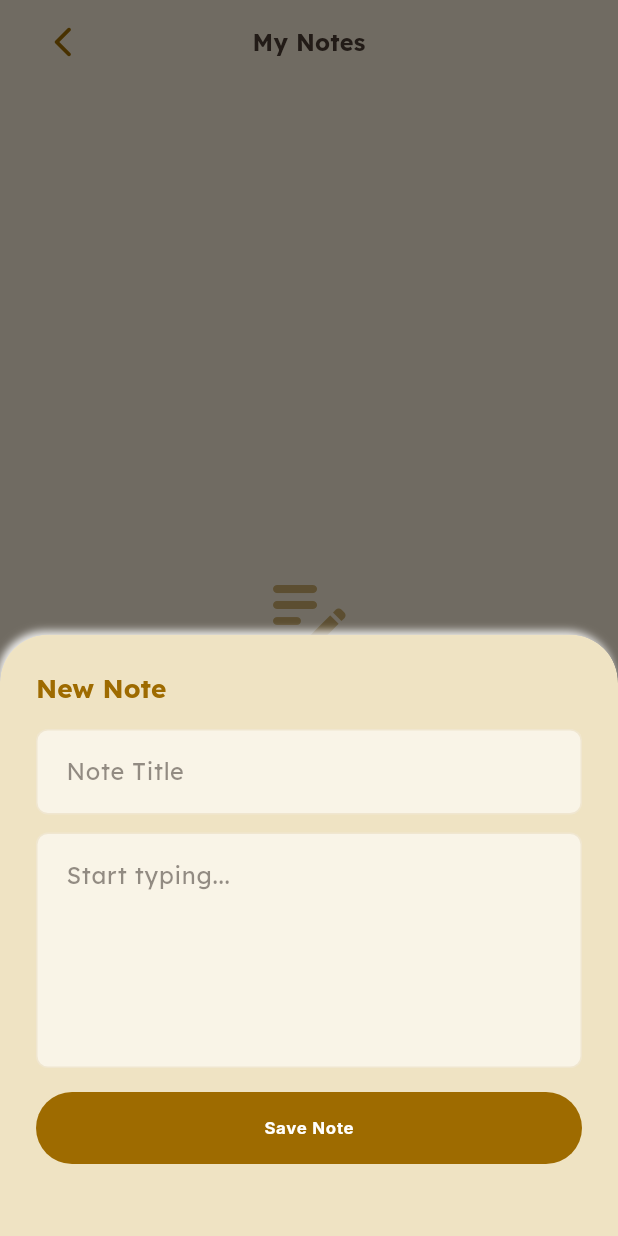
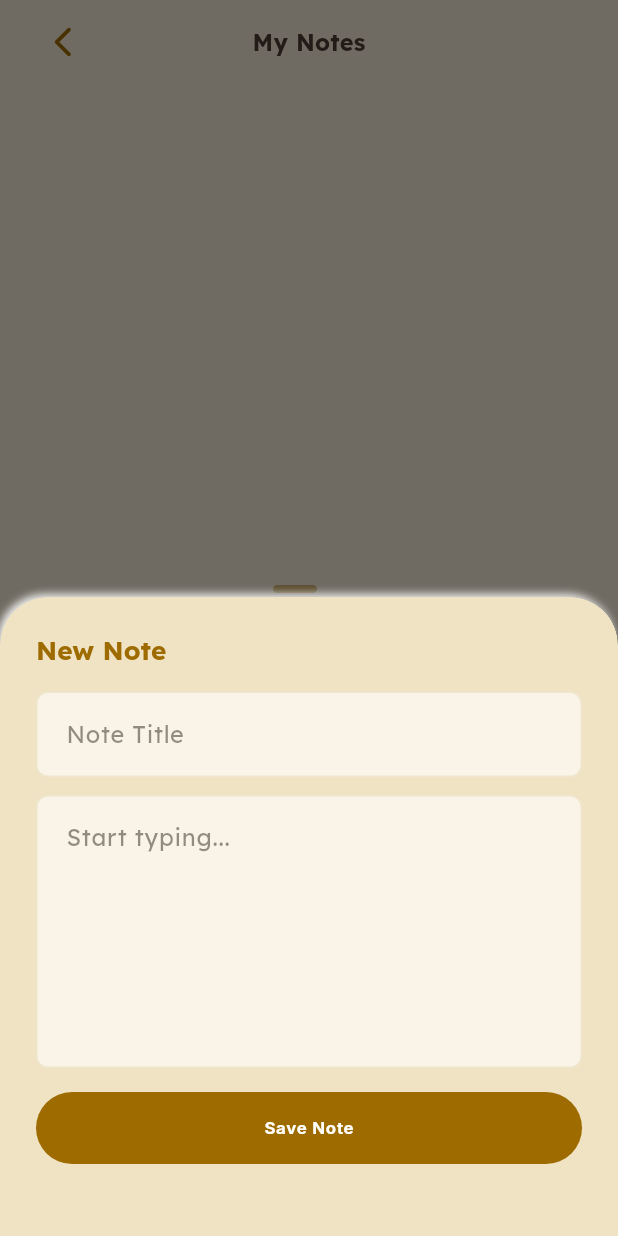
Before and after one commit to wakilibaraka/BlessedBibleApp, a Flutter app: the NotesListScreen screen opened directly, after a tap on the "add" icon, on a phone screen of 412 x 824 dp. Run offline on Flutter 3.47's test engine with Material 3 defaults, Android fonts, the phone set to English and light mode, and no system bars; our stand-ins replace confetti, flutter_local_notifications, flutter_riverpod, package_info_plus, scrollable_positioned_list, share_plus and 4 more; accounts and stored records are empty.

Commit message:
Enlarge note content field for comfortable writing

```diff
--- a/lib/ui/screens/notes_list_screen.dart
+++ b/lib/ui/screens/notes_list_screen.dart
@@ -184,6 +184,7 @@
         right: 24,
         top: 24,
       ),
+      child: SingleChildScrollView(
         child: Column(
           mainAxisSize: MainAxisSize.min,
         crossAxisAlignment: CrossAxisAlignment.stretch,
@@ -230,9 +231,16 @@
             ),
           ),
           const SizedBox(height: 12),
-          TextField(
+          ConstrainedBox(
+            constraints: BoxConstraints(
+              maxHeight: MediaQuery.of(context).size.height * 0.4,
+            ),
+            child: TextField(
               controller: contentController,
               style: TextStyle(color: theme.colorScheme.onSurface),
+              minLines: 6,
+              maxLines: null,
+              keyboardType: TextInputType.multiline,
               decoration: InputDecoration(
                 hintText: 'Start typing...',
                 hintStyle: TextStyle(
@@ -258,7 +266,7 @@
                 contentPadding:
                     const EdgeInsets.symmetric(horizontal: 16, vertical: 16),
               ),
-            maxLines: 5,
+            ),
           ),
           const SizedBox(height: 16),
           FilledButton(
@@ -336,5 +344,6 @@
         ],
       ),
       ),
+    ),
   );
 }
```
Lines whose indentation alone changed are shown as unchanged.
